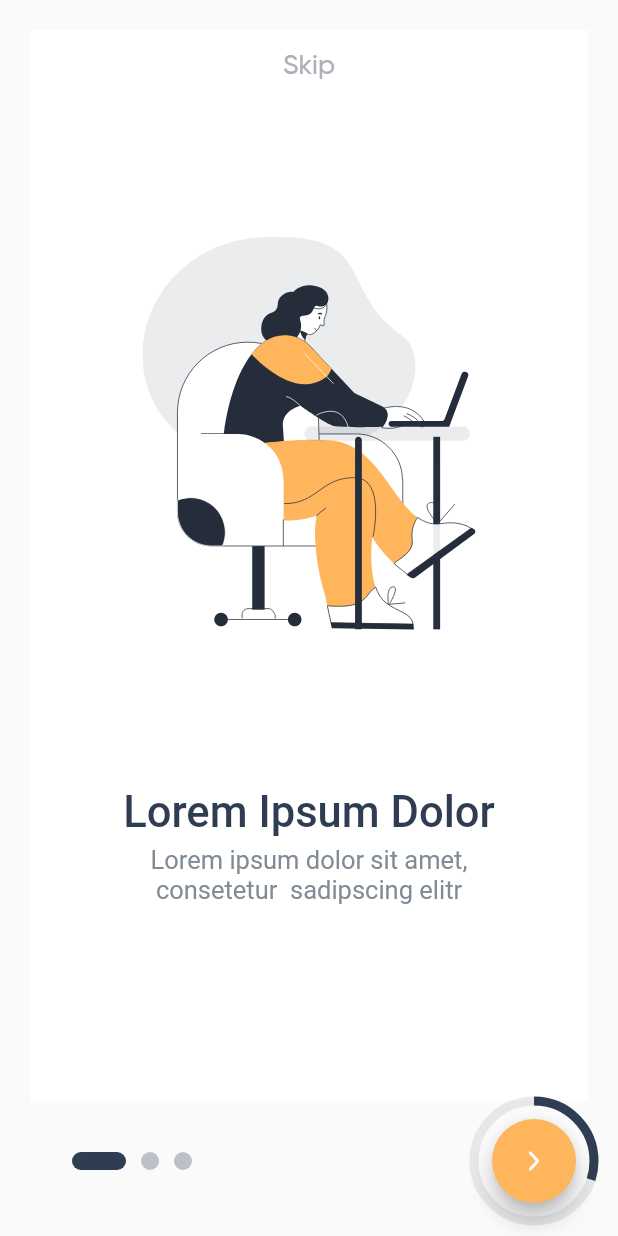
After one commit to saqibsattar03/quixnote-app, a Flutter app: the screen it shows after launch, on a phone screen of 412 x 824 dp. The commit adds this screen. Run offline on Flutter 3.47's test engine with Material 2 defaults, Android fonts, the phone set to English and light mode, and no system bars; drawn by our look-alikes of smooth_page_indicator; our stand-ins replace flutter_svg, shared_preferences; Roboto replaces fonts that are missing (urbanistSemiBold); project files that could hold a hidden picture were left out.

Commit message:
re structure app

```diff
--- a/lib/src/app.dart
+++ b/lib/src/app.dart
@@ -1,6 +1,7 @@
 import 'package:flutter/material.dart';
 import 'package:flutter/services.dart';
-import 'package:quix_note/src/components/on_boarding/on_board_view_first.dart';
+import 'package:quix_note/src/base/app_theme.dart';
+import 'package:quix_note/src/components/on_boarding/on_boarding.dart';
 import 'package:shared_preferences/shared_preferences.dart';
 
 import 'components/home/home_page.dart';
@@ -27,9 +28,10 @@ class MyApp extends StatelessWidget {
 
   @override
   Widget build(BuildContext context) {
-    return const MaterialApp(
+    return  MaterialApp(
         debugShowCheckedModeBanner: false,
         title: 'Quix Note',
-        home: OnBoardViewOne());
+        theme: AppThemes.light,
+        home: OnBoardView());
   }
 }
--- /dev/null
+++ b/lib/src/base/app_theme.dart
@@ -0,0 +1,69 @@
+import 'package:flutter/material.dart';
+
+import '../utils/app_colors.dart';
+import '../utils/app_fonts.dart';
+
+class AppThemes {
+  static final light = ThemeData.light().copyWith(
+    // useMaterial3: true,
+    brightness: Brightness.light,
+    primaryColor: AppColors.primaryYellow,
+    textTheme: const TextTheme(
+      titleLarge: TextStyle(
+          color: AppColors.darkTeal,
+          fontSize: 29,
+          fontFamily: AppFonts.urbanistSemiBold),
+    ),
+    dividerTheme: const DividerThemeData(
+      space: 1,
+      color: Colors.black12,
+    ),
+    iconTheme: const IconThemeData(
+      color: Colors.black26,
+      size: 20,
+    ),
+    cardTheme: const CardTheme(
+      color: Colors.white,
+      surfaceTintColor: Colors.white,
+      elevation: 0.0,
+    ),
+    tabBarTheme: const TabBarTheme(
+      labelColor: Colors.black,
+    ),
+    // buttonTheme: const ButtonThemeData(
+    //   buttonColor: Colors.cyan,
+    //   textTheme: ButtonTextTheme.primary,
+    // ),
+    // appBarTheme: const AppBarTheme(
+    //   iconTheme: IconThemeData(color: Colors.black),
+    //   actionsIconTheme: IconThemeData(color: Colors.black, size: 24),
+    // ),
+  );
+
+//<--------------------------Dark theme------------------------------->//
+  static final dark = ThemeData.dark().copyWith(
+    // useMaterial3: true,
+    // primaryColor: AppColors.yellow,
+    brightness: Brightness.dark,
+    buttonTheme: const ButtonThemeData(
+      buttonColor: Colors.deepPurple,
+      textTheme: ButtonTextTheme.primary,
+    ),
+    cardTheme: const CardTheme(
+      // surfaceTintColor: Colors.white,
+      color: Color(0xff2f3448),
+    ),
+    iconTheme: const IconThemeData(
+      color: Colors.white,
+      size: 20,
+    ),
+    dividerTheme: const DividerThemeData(space: 1, color: Color(0xffD3D3D3)),
+    tabBarTheme: const TabBarTheme(
+      labelColor: Colors.white,
+    ),
+    appBarTheme: const AppBarTheme(
+      actionsIconTheme: IconThemeData(color: Colors.white, size: 24),
+      iconTheme: IconThemeData(color: Colors.white),
+    ),
+  );
+}
--- /dev/null
+++ b/lib/src/base/data.dart
@@ -0,0 +1 @@
+class AppData
--- a/lib/src/components/on_boarding/on_board_view_first.dart
+++ b/lib/src/components/on_boarding/on_boarding.dart
@@ -1,25 +1,18 @@
 import 'package:flutter/material.dart';
 import 'package:flutter_svg/flutter_svg.dart';
-import 'package:quix_note/src/components/home/home_page.dart';
+import 'package:quix_note/src/components/on_boarding/widgets/on_boarding_layout.dart';
 import 'package:quix_note/src/utils/app_colors.dart';
-import 'package:quix_note/src/utils/app_fonts.dart';
 import 'package:quix_note/src/utils/app_images.dart';
-import 'package:shared_preferences/shared_preferences.dart';
 import 'package:smooth_page_indicator/smooth_page_indicator.dart';
 
-const style = TextStyle(
-    color: AppColors.darkTeal,
-    fontSize: 29,
-    fontFamily: AppFonts.urbanistSemiBold);
-
-class OnBoardViewOne extends StatefulWidget {
-  const OnBoardViewOne({super.key});
+class OnBoardView extends StatefulWidget {
+  const OnBoardView({super.key});
 
   @override
-  State<OnBoardViewOne> createState() => _OnBoardViewOneState();
+  State<OnBoardView> createState() => _OnBoardViewState();
 }
 
-class _OnBoardViewOneState extends State<OnBoardViewOne> {
+class _OnBoardViewState extends State<OnBoardView> {
   final controller = PageController();
   bool isLastPage = false;
   int step = 0;
@@ -30,7 +23,6 @@ class _OnBoardViewOneState extends State<OnBoardViewOne> {
   ];
 
   void pressToAnimate({int index = -1}) {
-    print('Index => $index');
     setState(() {
       if (step >= _animationValues.length - 1) {
         if (index != -1) {
@@ -53,57 +45,6 @@ class _OnBoardViewOneState extends State<OnBoardViewOne> {
     super.dispose();
   }
 
-  Widget buildPage(
-          {required String urlImage,
-          required String title,
-          required String subtitle}) =>
-      Container(
-        color: Colors.white,
-        child: Column(
-          crossAxisAlignment: CrossAxisAlignment.center,
-          children: [
-            TextButton(
-              onPressed: () {
-                controller.jumpToPage(2);
-              },
-              style: ButtonStyle(
-                  textStyle: MaterialStateProperty.all<TextStyle>(
-                    const TextStyle(
-                        fontSize: 18, // Set the font size of the text
-                        fontFamily:
-                            AppFonts.gilroyMedium // Set the color of the text
-                        ),
-                  ),
-                  foregroundColor:
-                      MaterialStateProperty.all(AppColors.lightGrey)),
-              child: const Text('Skip'),
-            ),
-            const SizedBox(
-              height: 90,
-            ),
-            SvgPicture.asset(urlImage),
-            const SizedBox(
-              height: 104,
-            ),
-            Text(
-              title,
-              style: style,
-            ),
-            const SizedBox(
-              height: 5,
-            ),
-            SizedBox(
-              width: 250,
-              child: Text(
-                subtitle,
-                textAlign: TextAlign.center,
-                style: const TextStyle(color: AppColors.darkGrey, fontSize: 17),
-              ),
-            ),
-          ],
-        ),
-      );
-
   @override
   Widget build(BuildContext context) {
     final media = MediaQuery.of(context);
@@ -116,23 +57,26 @@ class _OnBoardViewOneState extends State<OnBoardViewOne> {
               child: PageView(
                 controller: controller,
                 children: [
-                  buildPage(
+                  BoardingLayout(
                     urlImage: AppImages.onBoardingOne,
                     title: "Lorem Ipsum Dolor",
                     subtitle:
                         "Lorem ipsum dolor sit amet, consetetur  sadipscing elitr",
+                    controller: controller,
                   ),
-                  buildPage(
+                  BoardingLayout(
                     urlImage: AppImages.onBoardingTwo,
                     title: "Lorem Ipsum Dolor",
                     subtitle:
                         "Lorem ipsum dolor sit amet, consetetur  sadipscing elitr",
+                    controller: controller,
                   ),
-                  buildPage(
+                  BoardingLayout(
                     urlImage: AppImages.onBoardingThree,
                     title: "Lorem Ipsum Dolor",
                     subtitle:
                         "Lorem ipsum dolor sit amet, consetetur  sadipscing elitr",
+                    controller: controller,
                   )
                 ],
               ),
--- /dev/null
+++ b/lib/src/components/on_boarding/widgets/on_boarding_layout.dart
@@ -0,0 +1,72 @@
+import 'package:flutter/material.dart';
+import 'package:flutter_svg/flutter_svg.dart';
+
+import '../../../utils/app_colors.dart';
+import '../../../utils/app_fonts.dart';
+
+
+
+class BoardingLayout extends StatelessWidget {
+  const BoardingLayout({
+    Key? key,
+    required this.title,
+    required this.subtitle,
+    required this.urlImage,
+    required this.controller,
+  }) : super(key: key);
+
+  final String title;
+  final String subtitle;
+  final String urlImage;
+  final PageController controller;
+
+  @override
+  Widget build(BuildContext context) {
+    return Container(
+      color: Colors.white,
+      child: Column(
+        crossAxisAlignment: CrossAxisAlignment.center,
+        children: [
+          TextButton(
+            onPressed: () {
+              controller.jumpToPage(2);
+            },
+            style: ButtonStyle(
+                textStyle: MaterialStateProperty.all<TextStyle>(
+                  const TextStyle(
+                      fontSize: 18, // Set the font size of the text
+                      fontFamily:
+                          AppFonts.gilroyMedium // Set the color of the text
+                      ),
+                ),
+                foregroundColor:
+                    MaterialStateProperty.all(AppColors.lightGrey)),
+            child: const Text('Skip'),
+          ),
+          const SizedBox(
+            height: 90,
+          ),
+          SvgPicture.asset(urlImage),
+          const SizedBox(
+            height: 104,
+          ),
+          Text(
+            title,
+            style: Theme.of(context).textTheme.titleLarge,
+          ),
+          const SizedBox(
+            height: 5,
+          ),
+          SizedBox(
+            width: 250,
+            child: Text(
+              subtitle,
+              textAlign: TextAlign.center,
+              style: const TextStyle(color: AppColors.darkGrey, fontSize: 17),
+            ),
+          ),
+        ],
+      ),
+    );
+  }
+}
```
Also changed, not shown: lib/src/components/on_boarding/on_board_view_second.dart (deleted, +0 -15 lines).
